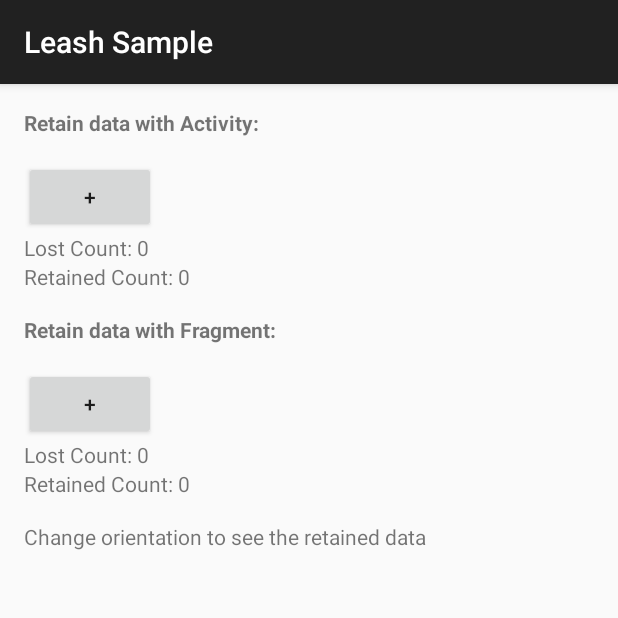
After one commit to rgeldmacher/leash, an Android app: the ExampleSupportFragment screen opened directly, with no data from a screen before it, on a phone screen of 412 x 824 dp, the top half of it. The commit adds this screen. Run offline under Robolectric (Android 15) with nearby library versions, the phone set to English and light mode, and no system bars; 2 statements that could not run were skipped.

Commit message:
added support for stock activity/fragment classes; fixed dependencies
Change-Id: Ic66250138318ec19006a65782d1b03454abb0dfe

```diff
--- a/build.gradle
+++ b/build.gradle
@@ -4,7 +4,7 @@ buildscript {
     }
     dependencies {
         classpath 'com.android.tools.build:gradle:1.2.3'
-        classpath 'com.neenbedankt.gradle.plugins:android-apt:1.4'
+        classpath 'com.neenbedankt.gradle.plugins:android-apt:1.6'
     }
 }
 
--- a/leash-sample/src/main/AndroidManifest.xml
+++ b/leash-sample/src/main/AndroidManifest.xml
@@ -8,7 +8,7 @@
         android:label="@string/app_name"
         android:theme="@style/AppTheme">
         <activity
-            android:name=".MainActivity"
+            android:name=".ExampleActivity"
             android:label="@string/app_name">
             <intent-filter>
                 <action android:name="android.intent.action.MAIN" />
@@ -16,6 +16,10 @@
                 <category android:name="android.intent.category.LAUNCHER" />
             </intent-filter>
         </activity>
+
+        <activity
+            android:name=".ExampleSupportActivity"
+            android:label="@string/app_name" />
     </application>
 
 </manifest>
--- a/leash-sample/src/main/java/com/rgeldmacher/leash/sample/MainActivity.java
+++ b/leash-sample/src/main/java/com/rgeldmacher/leash/sample/ExampleSupportActivity.java
@@ -7,7 +7,7 @@ import android.widget.TextView;
 
 import com.rgeldmacher.leash.annotation.Retain;
 
-public class MainActivity extends AppCompatActivity {
+public class ExampleSupportActivity extends AppCompatActivity {
 
     ActivityTestHolder lostCount = new ActivityTestHolder();
 
@@ -18,9 +18,10 @@ public class MainActivity extends AppCompatActivity {
     protected void onCreate(Bundle savedInstanceState) {
         super.onCreate(savedInstanceState);
 
-        MainActivityLeash.getRetainedData(this);
+        // restore retained objects
+        ExampleSupportActivityLeash.restore(this);
 
-        setContentView(R.layout.activity_main);
+        setContentView(R.layout.activity_support_example);
 
         final TextView lostCountView = (TextView) findViewById(R.id.count);
         final TextView retainedCountView = (TextView) findViewById(R.id.count2);
@@ -40,10 +41,11 @@ public class MainActivity extends AppCompatActivity {
     }
 
     @Override
-    protected void onDestroy() {
-        super.onDestroy();
+    protected void onSaveInstanceState(Bundle outState) {
+        super.onSaveInstanceState(outState);
 
-        MainActivityLeash.retainData(this);
+        // store objects to be retained
+        ExampleSupportActivityLeash.retain(this);
     }
 
     public static class ActivityTestHolder {
--- /dev/null
+++ b/leash-sample/src/main/java/com/rgeldmacher/leash/sample/ExampleSupportFragment.java
@@ -0,0 +1,68 @@
+package com.rgeldmacher.leash.sample;
+
+import android.os.Bundle;
+import android.support.v4.app.Fragment;
+import android.view.LayoutInflater;
+import android.view.View;
+import android.view.ViewGroup;
+import android.widget.TextView;
+
+import com.rgeldmacher.leash.annotation.Retain;
+
+
+public class ExampleSupportFragment extends Fragment {
+
+    FragmentTestHolder lostCount = new FragmentTestHolder();
+
+    @Retain
+    FragmentTestHolder retainedCount = new FragmentTestHolder();
+
+    @Override
+    public void onCreate(Bundle savedInstanceState) {
+        super.onCreate(savedInstanceState);
+
+        // restore retained objects
+        ExampleSupportFragmentLeash.restore(this);
+    }
+
+    @Override
+    public void onSaveInstanceState(Bundle outState) {
+        super.onSaveInstanceState(outState);
+
+        // store objects to be retained
+        ExampleSupportFragmentLeash.retain(this);
+    }
+
+    @Override
+    public View onCreateView(LayoutInflater inflater, ViewGroup container,
+                             Bundle savedInstanceState) {
+        return inflater.inflate(R.layout.fragment_support_example, container, false);
+    }
+
+    @Override
+    public void onViewCreated(View view, Bundle savedInstanceState) {
+        super.onViewCreated(view, savedInstanceState);
+
+        final TextView lostCountView = (TextView) view.findViewById(R.id.fragment_count);
+        final TextView retainedCountView = (TextView) view.findViewById(R.id.fragment_count2);
+
+        view.findViewById(R.id.fragment_inc_button).setOnClickListener(new View.OnClickListener() {
+            @Override
+            public void onClick(View v) {
+                lostCount.count++;
+                retainedCount.count++;
+
+                lostCountView.setText("Lost Count: " + lostCount.count);
+                retainedCountView.setText("Retained Count: " + retainedCount.count);
+            }
+        });
+
+        lostCountView.setText("Lost Count: " + lostCount.count);
+        retainedCountView.setText("Retained Count: " + retainedCount.count);
+    }
+
+    public static class FragmentTestHolder {
+
+        int count;
+    }
+}
--- /dev/null
+++ b/leash-sample/src/main/res/layout/activity_support_example.xml
@@ -0,0 +1,49 @@
+<LinearLayout xmlns:android="http://schemas.android.com/apk/res/android"
+    xmlns:tools="http://schemas.android.com/tools"
+    android:layout_width="match_parent"
+    android:layout_height="match_parent"
+    android:paddingBottom="@dimen/activity_vertical_margin"
+    android:paddingLeft="@dimen/activity_horizontal_margin"
+    android:paddingRight="@dimen/activity_horizontal_margin"
+    android:paddingTop="@dimen/activity_vertical_margin"
+    android:orientation="vertical"
+    tools:context=".ExampleSupportActivity">
+
+    <TextView
+        android:layout_width="wrap_content"
+        android:layout_height="wrap_content"
+        android:text="Retain data with Activity:"
+        android:textStyle="bold"
+        android:layout_marginBottom="@dimen/activity_vertical_margin" />
+
+    <Button
+        android:id="@+id/inc_button"
+        android:text="+"
+        android:layout_width="wrap_content"
+        android:layout_height="wrap_content" />
+
+    <TextView
+        android:id="@+id/count"
+        android:layout_width="wrap_content"
+        android:layout_height="wrap_content" />
+
+    <TextView
+        android:id="@+id/count2"
+        android:layout_width="wrap_content"
+        android:layout_height="wrap_content" />
+
+
+    <fragment
+        android:layout_width="match_parent"
+        android:layout_height="wrap_content"
+        android:layout_marginTop="@dimen/activity_vertical_margin"
+        android:layout_marginBottom="@dimen/activity_vertical_margin"
+        android:name="com.rgeldmacher.leash.sample.ExampleSupportFragment"
+        android:id="@+id/fragment" />
+
+    <TextView
+        android:layout_width="wrap_content"
+        android:layout_height="wrap_content"
+        android:text="Change orientation to see the retained data" />
+
+</LinearLayout>
--- a/leash-sample/src/main/res/layout/fragment_main.xml
+++ b/leash-sample/src/main/res/layout/fragment_example.xml
@@ -3,7 +3,7 @@
     android:layout_width="match_parent"
     android:layout_height="match_parent"
     android:orientation="vertical"
-    tools:context="com.rgeldmacher.leash.sample.MainFragment">
+    tools:context="com.rgeldmacher.leash.sample.ExampleFragment">
 
     <TextView
         android:layout_width="wrap_content"
--- /dev/null
+++ b/leash-sample/src/main/res/layout/fragment_support_example.xml
@@ -0,0 +1,31 @@
+<LinearLayout xmlns:android="http://schemas.android.com/apk/res/android"
+    xmlns:tools="http://schemas.android.com/tools"
+    android:layout_width="match_parent"
+    android:layout_height="match_parent"
+    android:orientation="vertical"
+    tools:context="com.rgeldmacher.leash.sample.ExampleSupportFragment">
+
+    <TextView
+        android:layout_width="wrap_content"
+        android:layout_height="wrap_content"
+        android:text="Retain data with Fragment:"
+        android:textStyle="bold"
+        android:layout_marginBottom="@dimen/activity_vertical_margin" />
+
+    <Button
+        android:id="@+id/fragment_inc_button"
+        android:text="+"
+        android:layout_width="wrap_content"
+        android:layout_height="wrap_content" />
+
+    <TextView
+        android:id="@+id/fragment_count"
+        android:layout_width="wrap_content"
+        android:layout_height="wrap_content" />
+
+    <TextView
+        android:id="@+id/fragment_count2"
+        android:layout_width="wrap_content"
+        android:layout_height="wrap_content" />
+
+</LinearLayout>
```
Also changed, not shown: leash-sample/src/main/java/com/rgeldmacher/leash/sample/ExampleActivity.java (added, +63 -0 lines), leash-sample/src/main/java/com/rgeldmacher/leash/sample/ExampleFragment.java (renamed from leash-sample/src/main/java/com/rgeldmacher/leash/sample/MainFragment.java, +8 -7 lines), leash-sample/src/main/res/layout/activity_example.xml (renamed from leash-sample/src/main/res/layout/activity_main.xml, +9 -2 lines), leash/build.gradle (+8 -3 lines), leash/src/main/java/com/rgeldmacher/leash/processor/LeashAnnotationProcessor.java (+126 -61 lines), leash-sample/libs/leash-0.1-all.jar (added), leash-sample/libs/leash.jar (deleted), 1 other file.
